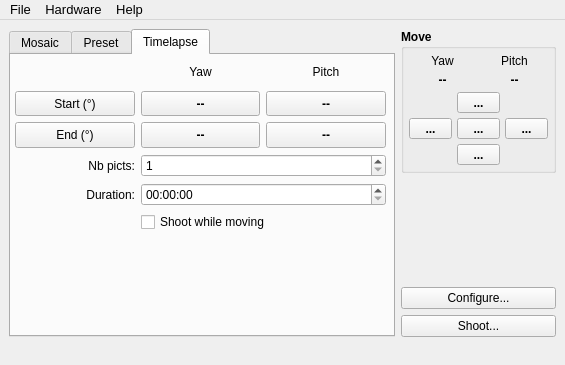
Old version of the form papywizard/view/ui/mainWindow.ui in the repository bingostar89/Papywizard.
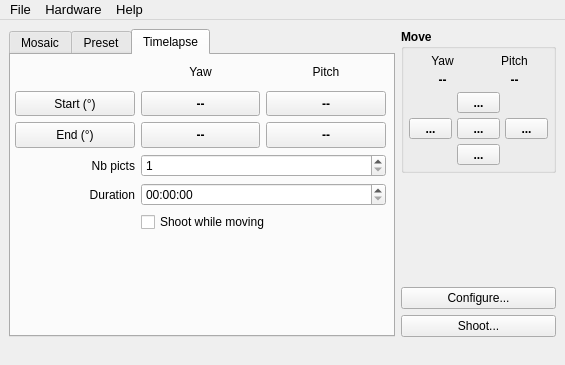
New version of the form. The open tabs and pages were chosen to show the change. Icons and pictures are not drawn.

What changed in the file:
```diff
--- a/papywizard/view/ui/mainWindow.ui
+++ b/papywizard/view/ui/mainWindow.ui
@@ -1102,7 +1102,7 @@
            <item row="3" column="0">
             <widget class="QLabel" name="label_11">
              <property name="text">
-              <string>Nb picts:</string>
+              <string>Nb picts</string>
              </property>
              <property name="alignment">
               <set>Qt::AlignRight|Qt::AlignTrailing|Qt::AlignVCenter</set>
@@ -1125,7 +1125,7 @@
            <item row="4" column="0">
             <widget class="QLabel" name="label_12">
              <property name="text">
-              <string>Duration:</string>
+              <string>Duration</string>
              </property>
              <property name="alignment">
               <set>Qt::AlignRight|Qt::AlignTrailing|Qt::AlignVCenter</set>
```
